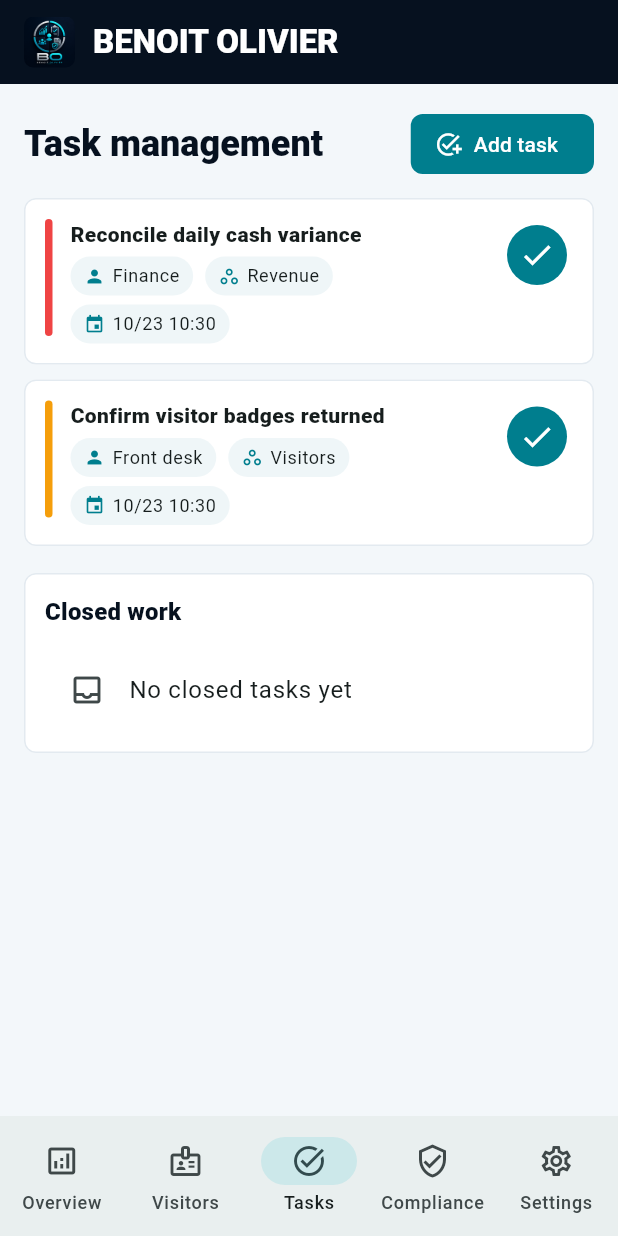
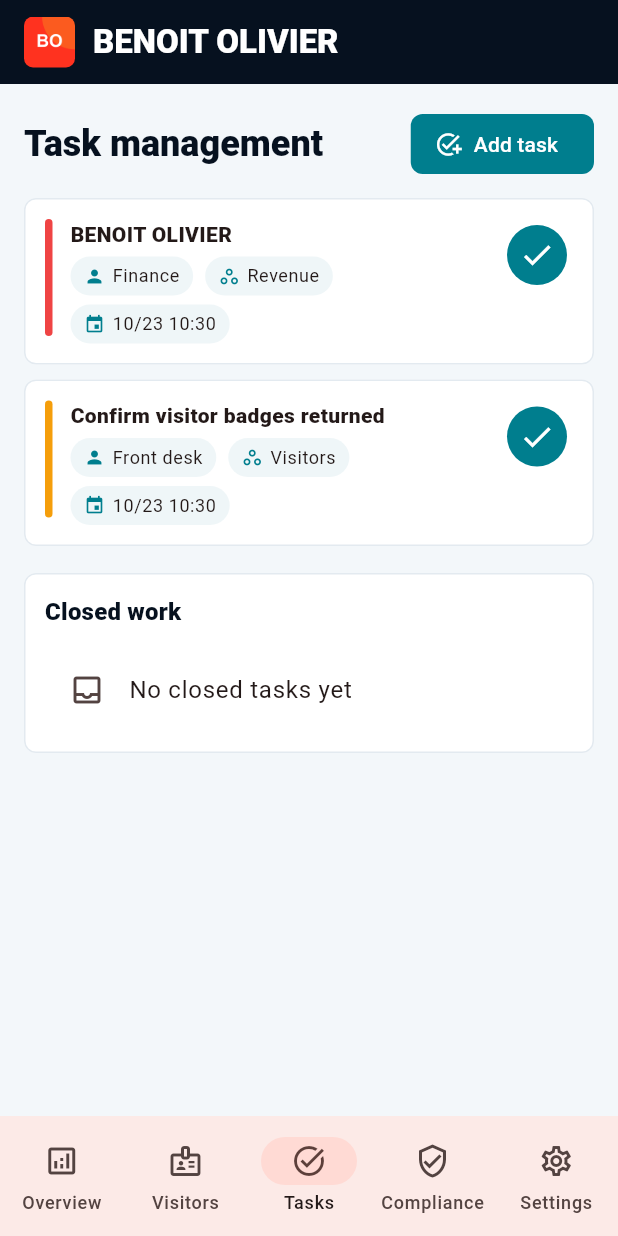
Before and after one commit to EOOrga/68d9d10a1299230338dbbdc7, a Flutter app: the screen it shows after launch, item 3 of the bottom bar chosen, on a phone screen of 412 x 824 dp. Run offline on Flutter 3.47's test engine with Material 3 defaults, Android fonts, the phone set to English and light mode, and no system bars; our stand-ins replace shared_preferences.

Commit message:
Create Flutter variant com.tavernier.bntoiv

```diff
--- a/lib/main.dart
+++ b/lib/main.dart
@@ -6,7 +6,7 @@ import 'package:shared_preferences/shared_preferences.dart';
 
 const _brandName = 'BENOIT OLIVIER';
 const _primaryNavy = Color(0xFF06111F);
-const _electricCyan = Color(0xFF04D9E8);
+const _electricCyan = Color(0xFFFF321F);
 const _success = Color(0xFF2DD4BF);
 const _warning = Color(0xFFF59E0B);
 const _danger = Color(0xFFEF4444);
@@ -459,7 +459,7 @@ class OperationsState extends ChangeNotifier {
     tasks = [
       OpsTask(
         id: 't1',
-        title: 'Reconcile daily cash variance',
+        title: 'BENOIT OLIVIER',
         owner: 'Finance',
         area: 'Revenue',
         dueDate: now.add(const Duration(days: 1)),
--- a/pubspec.yaml
+++ b/pubspec.yaml
@@ -1,4 +1,4 @@
-name: benoit_olivier
+name: bntoiv
 description: Local operations workspace for BENOIT OLIVIER.
 publish_to: 'none'
 version: 1.0.0+1
@@ -21,6 +21,8 @@ flutter_launcher_icons:
   android: true
   ios: false
   image_path: "docs/icon.png"
+  adaptive_icon_foreground: docs/icon.png
+  adaptive_icon_background: "#ECFF1F"
   min_sdk_android: 23
 
 flutter:
```
Also changed, not shown: docs/icon.png, 11 other files.
